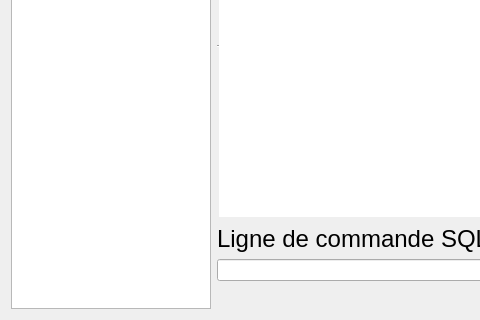
Above: visualisationbdd.ui from ThomasRaymond/TP2_PlatCpp before the change; both pictures show x 0 to 480 and y 200 to 520 of the 948 by 520 pixel window. Below: the same form after it.
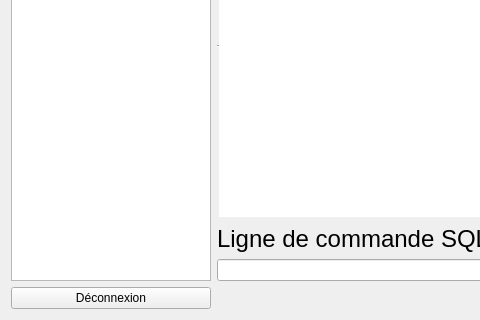
That is the form after the change. Icons and pictures are not drawn.

Commit message:
feat : deconnexion depuis la visualisation BDD
A suivre : réorganisation des processus et du controleur central

Patch:
```diff
--- a/visualisationbdd.ui
+++ b/visualisationbdd.ui
@@ -27,27 +27,6 @@
      </property>
     </widget>
    </item>
-   <item row="0" column="0" rowspan="6">
-    <widget class="QTreeWidget" name="vueArborescence">
-     <property name="maximumSize">
-      <size>
-       <width>200</width>
-       <height>16777215</height>
-      </size>
-     </property>
-     <property name="layoutDirection">
-      <enum>Qt::LeftToRight</enum>
-     </property>
-     <property name="autoFillBackground">
-      <bool>false</bool>
-     </property>
-     <column>
-      <property name="text">
-       <string notr="true">1</string>
-      </property>
-     </column>
-    </widget>
-   </item>
    <item row="1" column="1" colspan="2">
     <widget class="QLineEdit" name="inputPath"/>
    </item>
@@ -104,6 +83,46 @@
      </property>
     </widget>
    </item>
+   <item row="0" column="0" rowspan="5">
+    <widget class="QTreeWidget" name="vueArborescence">
+     <property name="maximumSize">
+      <size>
+       <width>200</width>
+       <height>16777215</height>
+      </size>
+     </property>
+     <property name="layoutDirection">
+      <enum>Qt::LeftToRight</enum>
+     </property>
+     <property name="autoFillBackground">
+      <bool>false</bool>
+     </property>
+     <column>
+      <property name="text">
+       <string notr="true">1</string>
+      </property>
+     </column>
+    </widget>
+   </item>
+   <item row="5" column="0">
+    <widget class="QPushButton" name="boutonDeconnexion">
+     <property name="text">
+      <string>Déconnexion</string>
+     </property>
+     <property name="icon">
+      <iconset theme="application-exit"/>
+     </property>
+     <property name="autoDefault">
+      <bool>false</bool>
+     </property>
+     <property name="default">
+      <bool>false</bool>
+     </property>
+     <property name="flat">
+      <bool>false</bool>
+     </property>
+    </widget>
+   </item>
   </layout>
  </widget>
  <resources/>
```
The commit also changes 5 other files.
